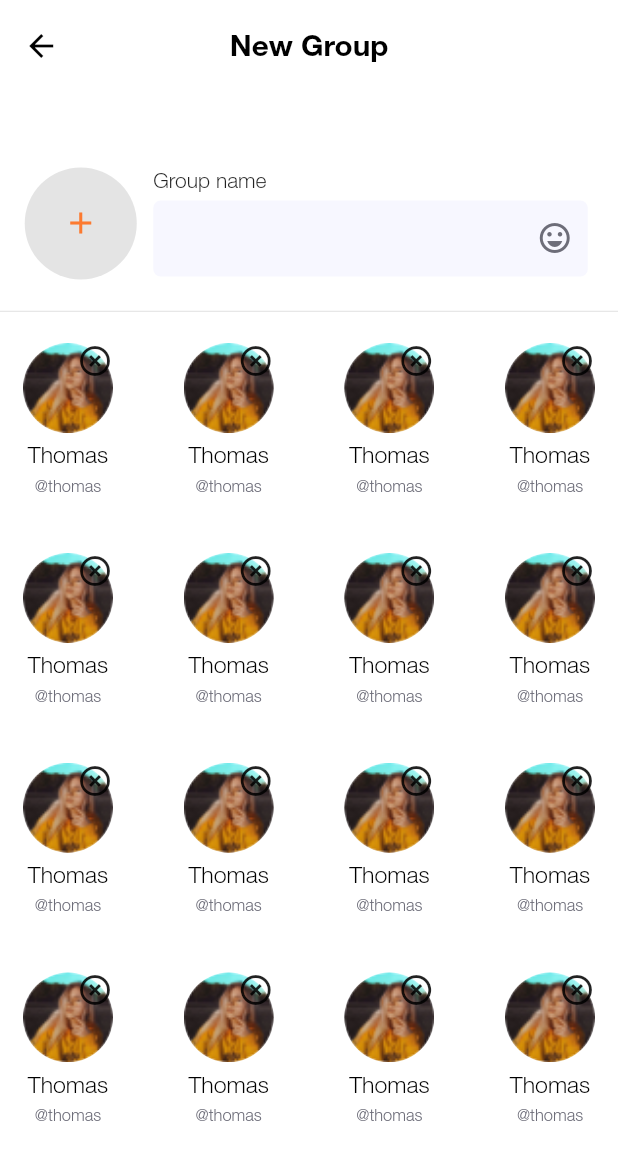
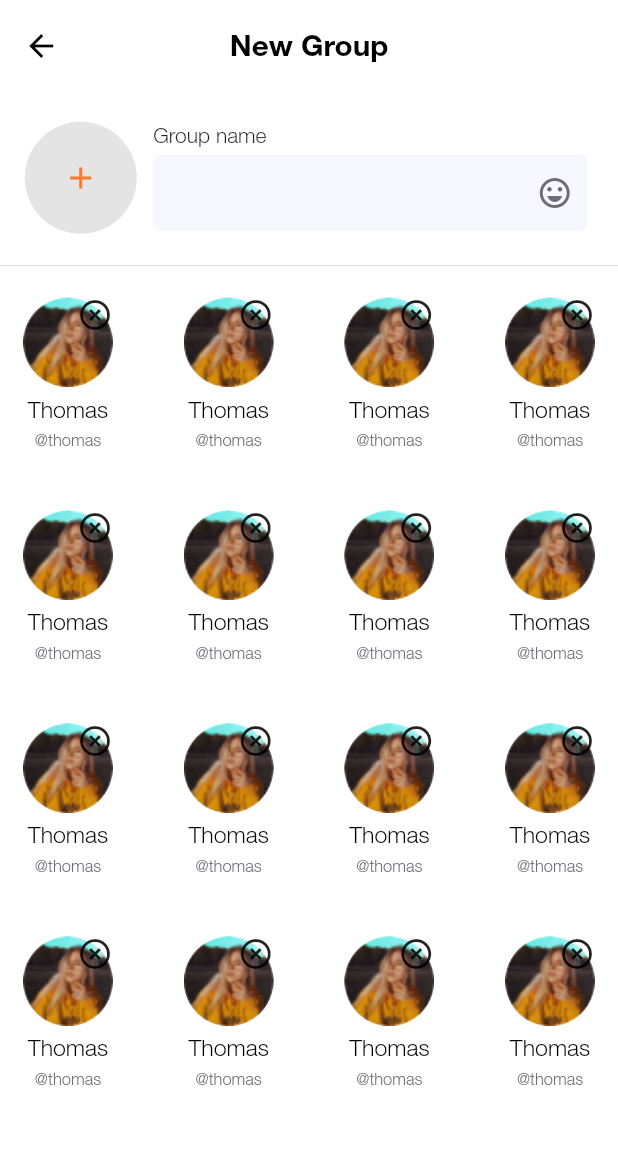
Before and after one commit to atsign-foundation/arrive, a Flutter app: the NewGroup screen opened by its route, on a phone screen of 412 x 824 dp. Shown: the top 1160 px of the screen. Run offline on Flutter 3.47's test engine with Material 2 defaults, Android fonts, the phone set to English and light mode, and no system bars; our stand-ins replace cached_network_image, sliding_up_panel; missing offline and left inert: latlng, map.

Commit message:
CustomAppBar added to request and share location

```diff
--- a/lib/common_components/custom_appbar.dart
+++ b/lib/common_components/custom_appbar.dart
@@ -27,7 +27,11 @@ class CustomAppBar extends StatelessWidget implements PreferredSizeWidget {
     return AppBar(
       toolbarHeight: 60.toHeight,
       elevation: elevation ?? 0,
-      leadingWidth: (leadingWidget != null) ? 100.toWidth : 50.toWidth,
+      leadingWidth: (leadingWidget != null)
+          ? 100.toWidth
+          : (showBackIcon)
+              ? 50.toWidth
+              : 0,
       leading: (showBackIcon)
           ? IconButton(
               icon: Icon(
@@ -39,7 +43,9 @@ class CustomAppBar extends StatelessWidget implements PreferredSizeWidget {
               })
           : Container(
               alignment: Alignment.center,
-              padding: EdgeInsets.only(left: 16.toWidth),
+              padding: leadingWidget != null
+                  ? EdgeInsets.only(left: 16.toWidth)
+                  : EdgeInsets.only(left: 0.toWidth),
               child: leadingWidget ?? null),
       centerTitle: centerTitle,
       title: Text(title, style: CustomTextStyles().black18),
--- a/lib/screens/group/new_group.dart
+++ b/lib/screens/group/new_group.dart
@@ -16,7 +16,7 @@ class NewGroup extends StatelessWidget {
         body: Container(
           child: Column(
             children: <Widget>[
-              SizedBox(height: 50.toHeight),
+              SizedBox(height: 20.toHeight),
               Row(
                 crossAxisAlignment: CrossAxisAlignment.start,
                 children: <Widget>[
@@ -55,7 +55,7 @@ class NewGroup extends StatelessWidget {
               Divider(),
               SizedBox(height: 13.toHeight),
               Container(
-                height: SizeConfig().screenHeight - 300.toHeight,
+                height: SizeConfig().screenHeight - 290.toHeight,
                 width: double.infinity,
                 // color: Colors.red,
                 child: SingleChildScrollView(
@@ -65,8 +65,8 @@ class NewGroup extends StatelessWidget {
                     crossAxisCount: 4,
                     crossAxisSpacing: 15.toWidth,
                     mainAxisSpacing: 38.toHeight,
-                    childAspectRatio: (85.toWidth / 95.toWidth),
-                    children: List.generate(100, (index) {
+                    childAspectRatio: (85.toWidth / 105.toHeight),
+                    children: List.generate(20, (index) {
                       return CustomPersonVerticalTile(
                         imageLocation: AllImages().PERSON1,
                         title: 'Thomas',
```
Also changed, not shown: lib/screens/request_location/request_location.dart (+6 -16 lines), lib/screens/share_location/share_location.dart (+6 -16 lines).
